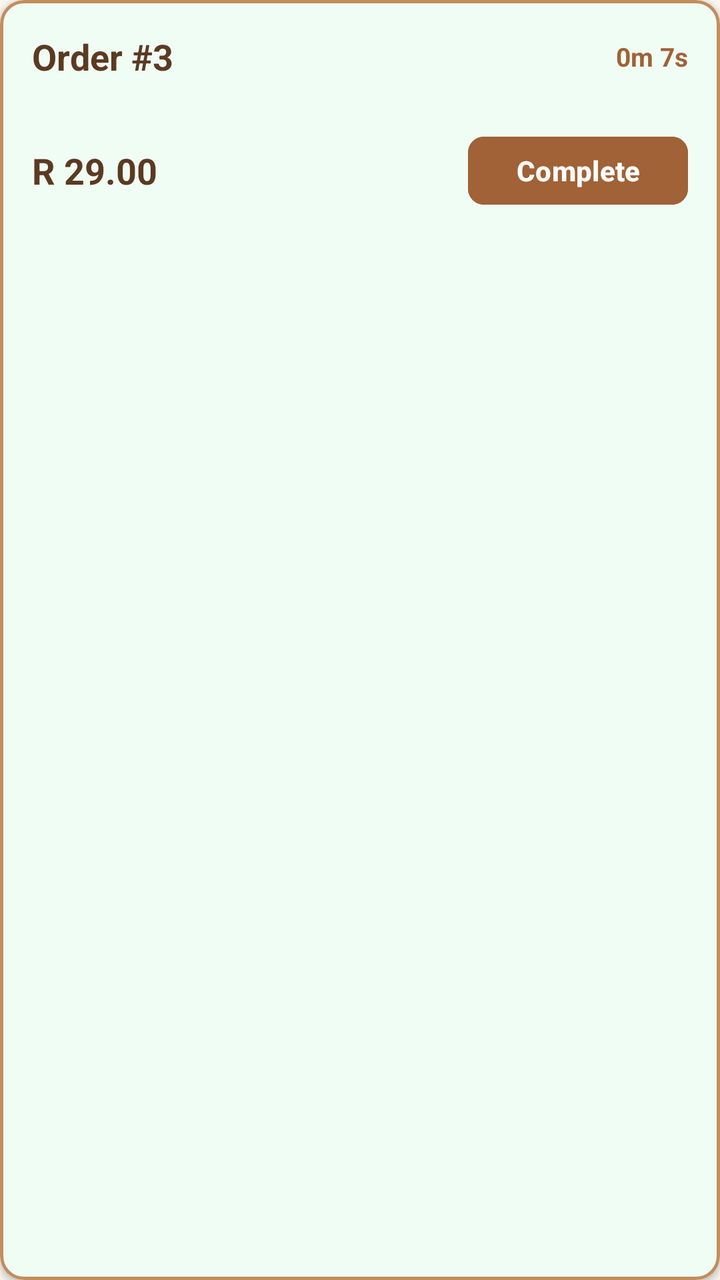
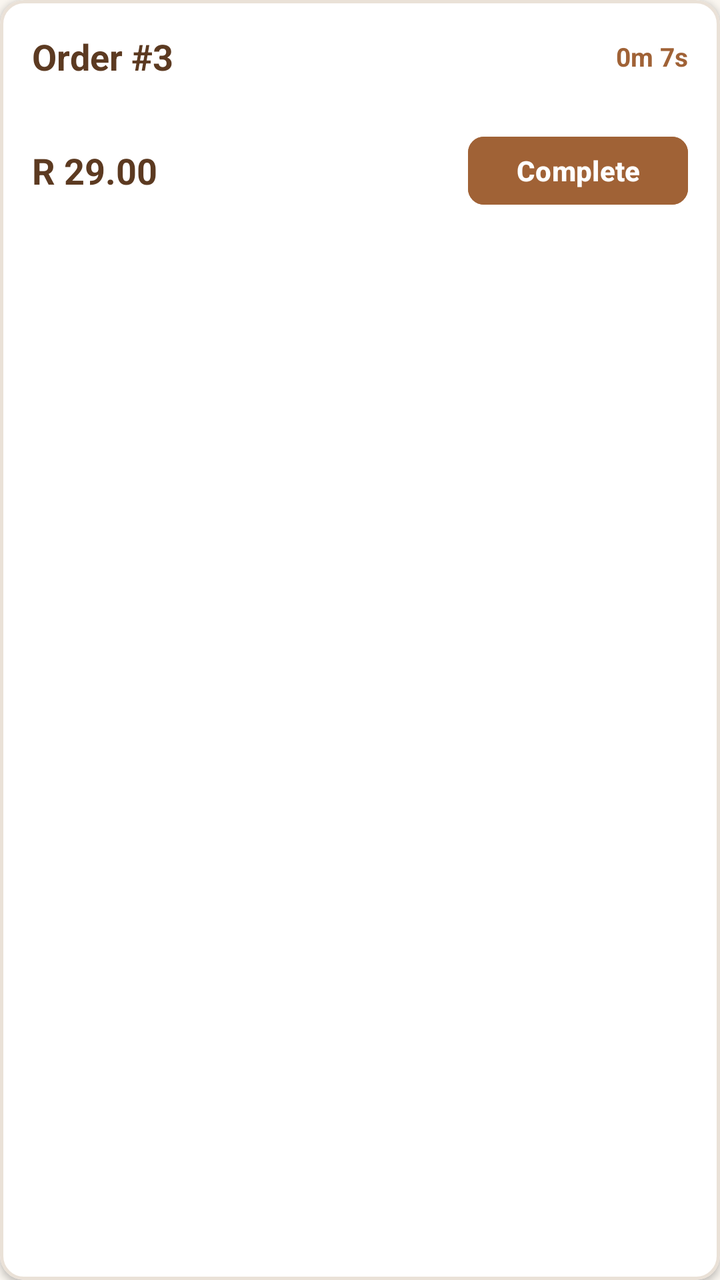

Compare the two renders of this Android layout. The source of the first and the diff that turns it into the second are given below.
<!-- AndroidManifest.xml: application theme Theme.SixCoachConfectionery -->
<!-- res/layout/item_kitchen_order.xml -->
<?xml version="1.0" encoding="utf-8"?>
<com.google.android.material.card.MaterialCardView xmlns:android="http://schemas.android.com/apk/res/android"
    xmlns:app="http://schemas.android.com/apk/res-auto"
    android:layout_width="match_parent"
    android:layout_height="wrap_content"
    android:layout_margin="8dp"
    app:cardCornerRadius="12dp"
    app:cardElevation="2dp"
    app:strokeColor="@color/bakery_green_border"
    app:strokeWidth="1.5dp"
    app:cardBackgroundColor="#F0FDF4">

    <LinearLayout
        android:layout_width="match_parent"
        android:layout_height="wrap_content"
        android:orientation="vertical"
        android:padding="16dp">

        <LinearLayout
            android:layout_width="match_parent"
            android:layout_height="wrap_content"
            android:orientation="horizontal"
            android:gravity="center_vertical">

            <TextView
                android:id="@+id/tvKitchenOrderId"
                android:layout_width="0dp"
                android:layout_height="wrap_content"
                android:layout_weight="1"
                android:text="Order #3"
                android:textColor="@color/bakery_text_primary"
                android:textSize="18sp"
                android:textStyle="bold" />

            <TextView
                android:id="@+id/tvKitchenElapsedTime"
                android:layout_width="wrap_content"
                android:layout_height="wrap_content"
                android:text="0m 7s"
                android:textColor="@color/bakery_brown"
                android:textSize="13sp"
                android:textStyle="bold" />

        </LinearLayout>

        <LinearLayout
            android:id="@+id/layoutKitchenItemsContainer"
            android:layout_width="match_parent"
            android:layout_height="wrap_content"
            android:layout_marginVertical="12dp"
            android:orientation="vertical" />

        <LinearLayout
            android:layout_width="match_parent"
            android:layout_height="wrap_content"
            android:orientation="horizontal"
            android:gravity="center_vertical">

            <TextView
                android:id="@+id/tvKitchenOrderTotal"
                android:layout_width="0dp"
                android:layout_height="wrap_content"
                android:layout_weight="1"
                android:text="R 29.00"
                android:textColor="@color/bakery_text_primary"
                android:textSize="18sp"
                android:textStyle="bold" />

            <Button
                android:id="@+id/btnCompleteOrder"
                android:layout_width="wrap_content"
                android:layout_height="42dp"
                android:text="Complete"
                android:textColor="@color/white"
                android:textSize="14sp"
                android:textStyle="bold"
                android:backgroundTint="@color/bakery_green"
                app:cornerRadius="8dp" />

        </LinearLayout>

    </LinearLayout>

</com.google.android.material.card.MaterialCardView>
<!-- resources referenced by this layout -->
<resources>
  <color name="bakery_brown">#A06236</color>
  <color name="bakery_green">#A06236</color>
  <color name="bakery_green_border">#C48D5D</color>
  <color name="bakery_text_primary">#5C3A21</color>
  <color name="white">#FFFFFFFF</color>
  <style name="Theme.SixCoachConfectionery" parent="Base.Theme.SixCoachConfectionery" />
  <style name="Base.Theme.SixCoachConfectionery" parent="Theme.Material3.DayNight.NoActionBar">
          
          <item name="colorPrimary">@color/bakery_brown</item>
          <item name="colorOnPrimary">@color/white</item>
          <item name="colorPrimaryContainer">@color/bakery_tan_light</item>
          <item name="colorOnPrimaryContainer">@color/bakery_brown_dark</item>
          <item name="colorSecondary">@color/bakery_brown_light</item>
          <item name="android:windowBackground">@color/bakery_bg</item>
          <item name="android:statusBarColor">@color/bakery_brown</item>
      </style>
  <color name="bakery_tan_light">#F8F3EE</color>
  <color name="bakery_brown_dark">#7C3E1D</color>
  <color name="bakery_brown_light">#C48D5D</color>
  <color name="bakery_bg">#FAF6F0</color>
</resources>

<!-- the commit's change to res/layout/item_kitchen_order.xml (unified diff, before → after) -->
@@ -6,9 +6,9 @@
     android:layout_margin="8dp"
     app:cardCornerRadius="12dp"
     app:cardElevation="2dp"
-    app:strokeColor="@color/bakery_green_border"
+    app:strokeColor="@color/bakery_card_border"
     app:strokeWidth="1.5dp"
-    app:cardBackgroundColor="#F0FDF4">
+    app:cardBackgroundColor="@color/white">
 
     <LinearLayout
         android:layout_width="match_parent"
@@ -74,7 +74,7 @@
                 android:textColor="@color/white"
                 android:textSize="14sp"
                 android:textStyle="bold"
-                android:backgroundTint="@color/bakery_green"
+                android:backgroundTint="@color/bakery_brown"
                 app:cornerRadius="8dp" />
 
         </LinearLayout>
<!-- resource entries referenced after the edit -->
@@ -1,8 +1,7 @@
 <!-- resources referenced by this layout -->
 <resources>
   <color name="bakery_brown">#A06236</color>
-  <color name="bakery_green">#A06236</color>
-  <color name="bakery_green_border">#C48D5D</color>
+  <color name="bakery_card_border">#EAE1D7</color>
   <color name="bakery_text_primary">#5C3A21</color>
   <color name="white">#FFFFFFFF</color>
   <style name="Theme.SixCoachConfectionery" parent="Base.Theme.SixCoachConfectionery" />
